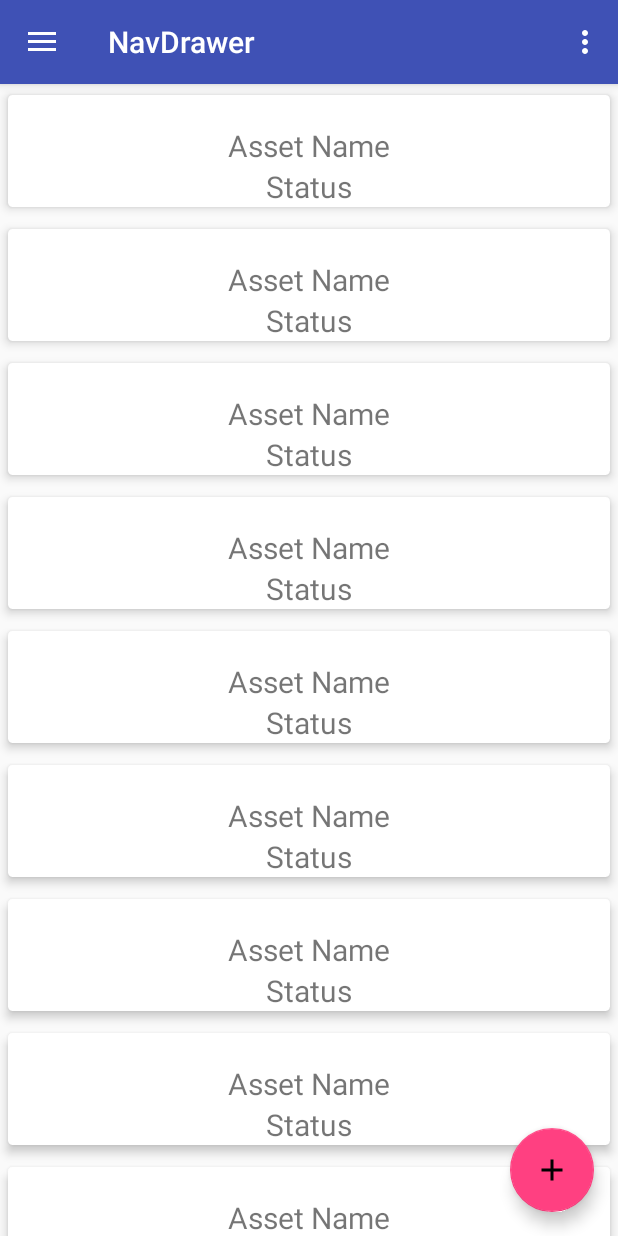
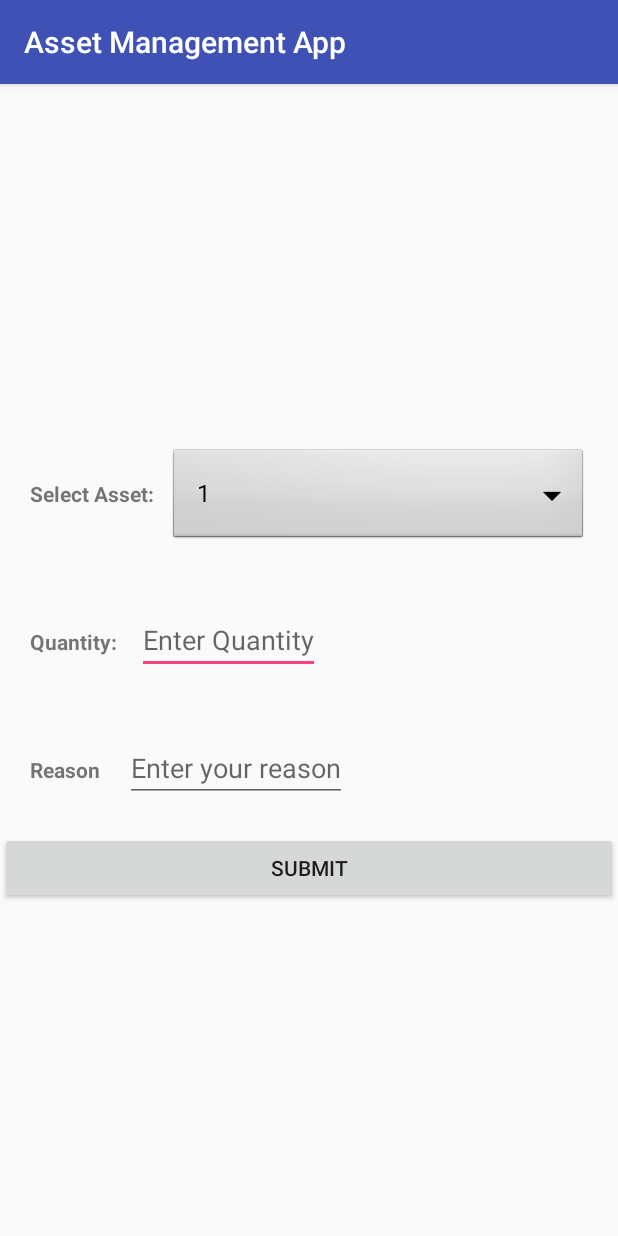
Before and after one commit to jay24rajput/AssetManagementApp, an Android app: the screen it shows after launch (NavDrawer before the commit, PurchaseAsset after it), after a tap on "Purchase Asset", on a phone screen of 412 x 824 dp. Run offline under Robolectric (Android 15) with nearby library versions, the phone set to English and light mode, and no system bars; 2 other taps on this screen came first.

Commit message:
Added Purchase Asset Page

```diff
--- a/app/build.gradle
+++ b/app/build.gradle
@@ -5,7 +5,7 @@ android {
     defaultConfig {
         applicationId "com.example.jay.assetmanagementapp"
         minSdkVersion 22
-        targetSdkVersion 28
+        targetSdkVersion 27
         versionCode 1
         versionName "1.0"
         testInstrumentationRunner "android.support.test.runner.AndroidJUnitRunner"
--- a/app/src/main/AndroidManifest.xml
+++ b/app/src/main/AndroidManifest.xml
@@ -19,6 +19,8 @@
                 <category android:name="android.intent.category.LAUNCHER" />
             </intent-filter>
         </activity>
+        <activity android:name=".PurchaseAsset" />
+        <activity android:name=".RequestAsset"></activity>
     </application>
 
 </manifest>
--- a/app/src/main/java/com/example/jay/assetmanagementapp/NavDrawer.java
+++ b/app/src/main/java/com/example/jay/assetmanagementapp/NavDrawer.java
@@ -1,6 +1,7 @@
 package com.example.jay.assetmanagementapp;
 
 import android.content.Context;
+import android.content.Intent;
 import android.os.Bundle;
 import android.support.design.widget.FloatingActionButton;
 import android.support.design.widget.Snackbar;
@@ -33,6 +34,8 @@ public class NavDrawer extends AppCompatActivity
             public void onClick(View view) {
                 Snackbar.make(view, "Replace with your own action", Snackbar.LENGTH_LONG)
                         .setAction("Action", null).show();
+                Intent startpurchaseActivity=new Intent(NavDrawer.this, PurchaseAsset.class);
+                startActivity(startpurchaseActivity);
             }
         });
 
@@ -94,11 +97,13 @@ public class NavDrawer extends AppCompatActivity
         // Handle navigation view item clicks here.
         int id = item.getItemId();
 
-        if (id == R.id.nav_camera) {
+        if (id == R.id.purchase_asset) {
+            Intent purchaseAsset=new Intent(this,PurchaseAsset.class);
+            startActivity(purchaseAsset);
             // Handle the camera action
-        } else if (id == R.id.nav_gallery) {
+        } else if (id == R.id.request_asset_maintainance) {
 
-        } else if (id == R.id.nav_slideshow) {
+        } else if (id == R.id.request_asset) {
 
         }
 
--- /dev/null
+++ b/app/src/main/java/com/example/jay/assetmanagementapp/PurchaseAsset.java
@@ -0,0 +1,55 @@
+package com.example.jay.assetmanagementapp;
+
+import android.content.Intent;
+import android.support.v4.app.NavUtils;
+import android.support.v7.app.AppCompatActivity;
+import android.os.Bundle;
+import android.view.MenuItem;
+import android.view.View;
+import android.widget.ArrayAdapter;
+import android.widget.Spinner;
+import android.widget.Toolbar;
+
+public class PurchaseAsset extends AppCompatActivity {
+
+    @Override
+    protected void onCreate(Bundle savedInstanceState) {
+        super.onCreate(savedInstanceState);
+        setContentView(R.layout.activity_purchase_asset);
+
+        //get the spinner from the xml.
+        Spinner dropdown = findViewById(R.id.spinner1);
+//create a list of items for the spinner.
+        String[] items = new String[]{"1", "2", "three"};
+//create an adapter to describe how the items are displayed, adapters are used in several places in android.
+//There are multiple variations of this, but this is the basic variant.
+        ArrayAdapter<String> adapter = new ArrayAdapter<>(this, android.R.layout.simple_spinner_dropdown_item, items);
+//set the spinners adapter to the previously created one.
+        dropdown.setAdapter(adapter);
+
+    }
+
+
+
+    public void submitPurchaseAsset(View View)
+    {
+        //Submit to database
+        //Intent intent=new Intent(this,NavDrawer.class);
+        //startActivity(intent);
+        finish();
+
+    }
+
+
+    @Override
+    public boolean onOptionsItemSelected(MenuItem item) {
+        // User clicked on a menu option in the app bar overflow menu
+        switch (item.getItemId()) {
+            case android.R.id.home:
+                // Navigate back to parent activity (CatalogActivity)
+                NavUtils.navigateUpFromSameTask(this);
+                return true;
+        }
+        return super.onOptionsItemSelected(item);
+    }
+}
--- /dev/null
+++ b/app/src/main/res/layout/activity_purchase_asset.xml
@@ -0,0 +1,87 @@
+<?xml version="1.0" encoding="utf-8"?>
+<LinearLayout xmlns:android="http://schemas.android.com/apk/res/android"
+    xmlns:app="http://schemas.android.com/apk/res-auto"
+    xmlns:tools="http://schemas.android.com/tools"
+    android:layout_width="match_parent"
+    android:layout_height="match_parent"
+    android:orientation="vertical"
+    android:gravity="center"
+    tools:context=".PurchaseAsset">
+
+    <LinearLayout
+        android:layout_width="match_parent"
+        android:layout_height="wrap_content"
+        android:orientation="horizontal"
+        android:padding="20dp">
+
+        <TextView
+            android:layout_width="wrap_content"
+            android:layout_height="wrap_content"
+            android:text="Select Asset:"
+            android:paddingRight="10dp"
+            android:textStyle="bold"/>
+
+        <Spinner
+            android:id="@+id/spinner1"
+            android:layout_width="match_parent"
+            android:layout_height="wrap_content"
+            android:background="@android:drawable/btn_dropdown"
+            android:spinnerMode="dropdown"/>
+
+    </LinearLayout>
+
+    <LinearLayout
+        android:layout_width="match_parent"
+        android:layout_height="wrap_content"
+        android:orientation="horizontal"
+        android:padding="20dp">
+
+        <TextView
+            android:layout_width="wrap_content"
+            android:layout_height="wrap_content"
+            android:textStyle="bold"
+            android:text="Quantity: "
+            android:paddingRight="10dp"/>
+
+            <EditText
+                android:layout_width="wrap_content"
+                android:layout_height="wrap_content"
+                android:hint="Enter Quantity"
+                android:inputType="text"/>
+
+
+    </LinearLayout>
+
+
+    <LinearLayout
+        android:layout_width="match_parent"
+        android:layout_height="wrap_content"
+        android:orientation="horizontal"
+        android:padding="20dp">
+
+        <TextView
+            android:layout_width="wrap_content"
+            android:layout_height="wrap_content"
+            android:textStyle="bold"
+            android:text="Reason  "
+            android:paddingRight="10dp"/>
+
+        <EditText
+            android:layout_width="wrap_content"
+            android:layout_height="wrap_content"
+            android:hint="Enter your reason"
+            android:inputType="text|textMultiLine"/>
+
+
+    </LinearLayout>
+
+    <Button
+        android:layout_width="match_parent"
+        android:layout_height="wrap_content"
+        android:text="Submit"
+       android:gravity="center"
+        android:layout_gravity="center"
+        android:onClick="submitPurchaseAsset"/>
+
+
+</LinearLayout>
--- a/app/src/main/res/layout/app_bar_nav_drawer.xml
+++ b/app/src/main/res/layout/app_bar_nav_drawer.xml
@@ -16,7 +16,7 @@
             android:layout_width="match_parent"
             android:layout_height="?attr/actionBarSize"
             android:background="?attr/colorPrimary"
-            app:popupTheme="@style/AppTheme.PopupOverlay" />
+            app:popupTheme="@style/AppTheme.PopupOverlay"/>
 
     </android.support.design.widget.AppBarLayout>
 
--- a/app/src/main/res/layout/content_nav_drawer.xml
+++ b/app/src/main/res/layout/content_nav_drawer.xml
@@ -14,36 +14,7 @@
         android:orientation="vertical"
         android:id="@+id/cardview_linear_layout">
 
-        <android.support.v7.widget.CardView
-            android:id="@+id/dasboard_cardview"
-            android:layout_width="match_parent"
-            android:layout_height="100dp">
-
-            <LinearLayout
-                android:layout_width="match_parent"
-                android:layout_height="wrap_content"
-                android:orientation="vertical"
-                android:paddingTop="20dp">
-
-                <TextView
-                    android:id="@+id/cardview_asset_name"
-                    android:layout_width="match_parent"
-                    android:layout_height="wrap_content"
-                    android:fontFamily="minerva"
-                    android:text="Asset Name"
-                    android:textAlignment="center"
-                    android:textSize="20dp" />
-
-                <TextView
-                    android:layout_width="match_parent"
-                    android:layout_height="wrap_content"
-                    android:fontFamily="minerva"
-                    android:text="Status"
-                    android:textAlignment="center"
-                    android:textSize="20dp" />
-
-            </LinearLayout>
-
-        </android.support.v7.widget.CardView>
+        <include
+            layout="@layout/cardview_layout"/>
     </LinearLayout>
 </ScrollView>
--- a/app/src/main/res/menu/activity_nav_drawer_drawer.xml
+++ b/app/src/main/res/menu/activity_nav_drawer_drawer.xml
@@ -13,13 +13,13 @@
 
     <group android:checkableBehavior="single">
         <item
-            android:id="@+id/nav_camera"
+            android:id="@+id/purchase_asset"
             android:title="Purchase Asset" />
         <item
-            android:id="@+id/nav_gallery"
+            android:id="@+id/request_asset_maintainance"
             android:title="Request Asset Maintainance" />
         <item
-            android:id="@+id/nav_slideshow"
+            android:id="@+id/request_asset"
             android:title="Request Asset"/>
        <!-- <item
             android:id="@+id/nav_manage"
--- a/app/src/main/res/values/styles.xml
+++ b/app/src/main/res/values/styles.xml
@@ -11,10 +11,13 @@
     <style name="AppTheme.NoActionBar">
         <item name="windowActionBar">false</item>
         <item name="windowNoTitle">true</item>
+
     </style>
 
     <style name="AppTheme.AppBarOverlay" parent="ThemeOverlay.AppCompat.Dark.ActionBar" />
 
     <style name="AppTheme.PopupOverlay" parent="ThemeOverlay.AppCompat.Light" />
 
+
+
 </resources>
```
Also changed, not shown: app/src/main/java/com/example/jay/assetmanagementapp/RequestAsset.java (added, +13 -0 lines), app/src/main/res/drawable/ic_arrow_back_black_24dp.xml (added, +9 -0 lines), app/src/main/res/layout/activity_request_asset.xml (added, +9 -0 lines).
